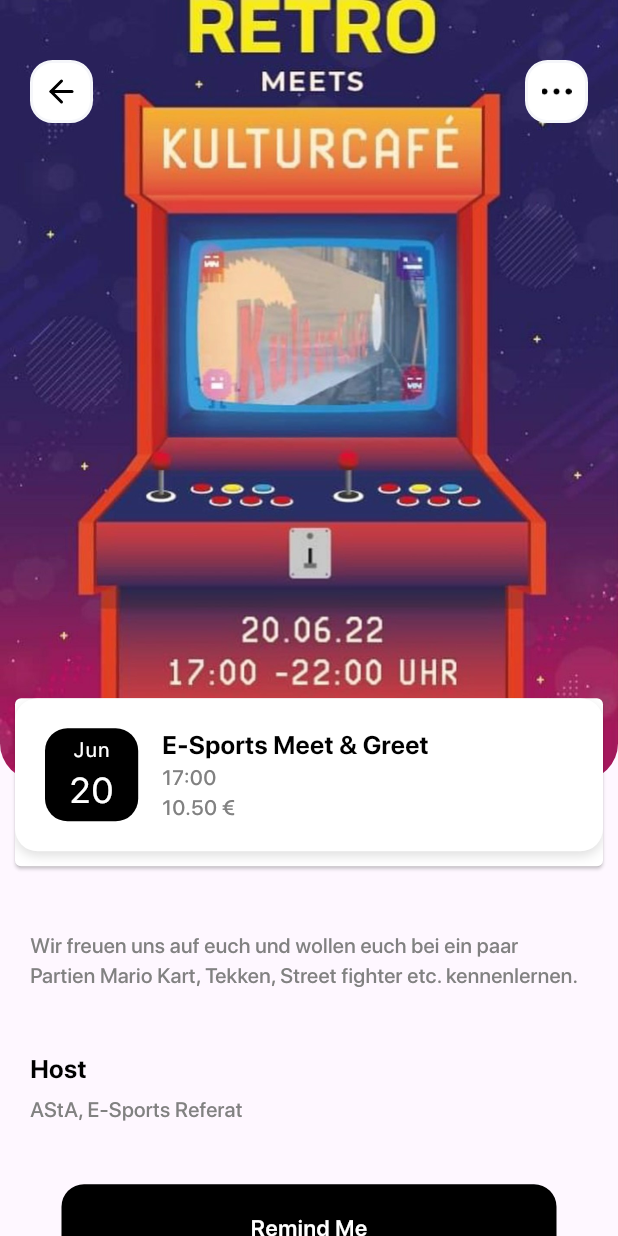
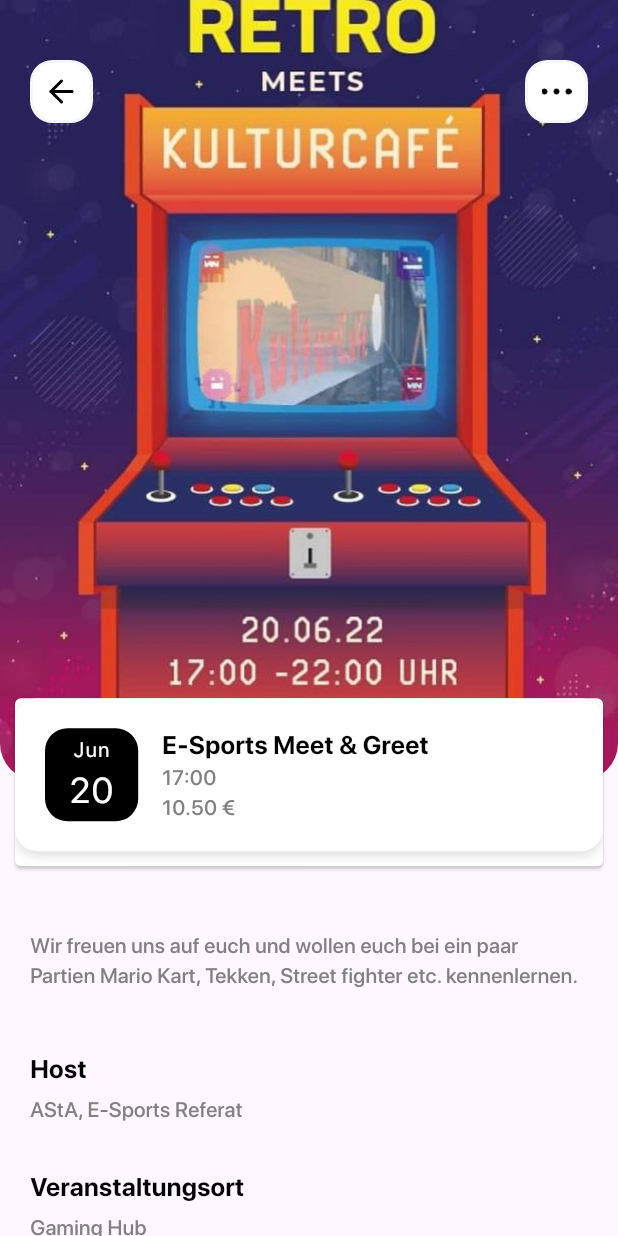
Before and after one commit to astarub/campus_app, a Flutter app: the CalendarPage screen opened directly with empty values, after a tap on an icon or button, on a phone screen of 412 x 824 dp. Run offline on Flutter 3.47's test engine with Material 2 defaults, Android fonts, the phone set to English and light mode, and no system bars; our stand-ins replace cached_network_image, cookie_jar, dartz, dio, dio_cookie_manager, flutter_html and 4 more; missing offline and left inert: flutter_displaymode, snapping_sheet; accounts and stored records are empty; generated files the repository leaves out were written again; project files that could hold a hidden picture were left out.

Commit message:
Venue and status bar color
This commit adds the venue to the event detail page and adjusts the status bar color in the different pages through the app.

```diff
--- a/lib/pages/calendar/calendar_detail_page.dart
+++ b/lib/pages/calendar/calendar_detail_page.dart
@@ -1,4 +1,5 @@
 import 'package:flutter/material.dart';
+import 'package:flutter/services.dart';
 import 'package:provider/provider.dart';
 
 import 'package:campus_app/core/themes.dart';
@@ -14,7 +15,15 @@ class CalendarDetailPage extends StatelessWidget {
 
   @override
   Widget build(BuildContext context) {
-    return Scaffold(
+    return AnnotatedRegion<SystemUiOverlayStyle>(
+      value: SystemUiOverlayStyle(
+        systemNavigationBarColor: Colors.white,
+        systemNavigationBarIconBrightness: Brightness.dark,
+        statusBarColor: Colors.white.withOpacity(0.2),
+        statusBarBrightness: Brightness.dark,
+        statusBarIconBrightness: Brightness.light,
+      ),
+      child: Scaffold(
         backgroundColor: Provider.of<ThemesNotifier>(context).currentThemeData.backgroundColor,
         body: SingleChildScrollView(
           physics: const BouncingScrollPhysics(),
@@ -55,6 +64,21 @@ class CalendarDetailPage extends StatelessWidget {
                             padding: const EdgeInsets.only(top: 5, bottom: 30),
                             child: Text(
                               event.organizers.join(', '),
+                              style: Provider.of<ThemesNotifier>(context).currentThemeData.textTheme.bodyMedium,
+                            ),
+                          ),
+                        // Venue
+                        if (event.venue != '')
+                          Text(
+                            'Veranstaltungsort',
+                            textAlign: TextAlign.left,
+                            style: Provider.of<ThemesNotifier>(context).currentThemeData.textTheme.headlineSmall,
+                          ),
+                        if (event.venue != '')
+                          Padding(
+                            padding: const EdgeInsets.only(top: 5, bottom: 30),
+                            child: Text(
+                              event.venue,
                               style: Provider.of<ThemesNotifier>(context).currentThemeData.textTheme.bodyMedium,
                             ),
                           ),
@@ -109,6 +133,7 @@ class CalendarDetailPage extends StatelessWidget {
             ],
           ),
         ),
+      ),
     );
   }
 }
--- a/lib/pages/calendar/calendar_page.dart
+++ b/lib/pages/calendar/calendar_page.dart
@@ -39,6 +39,7 @@ class _CalendarPageState extends State<CalendarPage> {
         image: Image.asset('assets/img/AStA-Retro-Gaming.jpg'),
         startDate: DateTime(2022, 06, 20, 17),
         costs: 10.5,
+        venue: 'Gaming Hub',
         organizers: ['AStA', 'E-Sports Referat'],
       ),
     ),
--- a/lib/pages/splash/splash_page.dart
+++ b/lib/pages/splash/splash_page.dart
@@ -140,6 +140,9 @@ class _SplashPageState extends State<SplashPage> {
       value: const SystemUiOverlayStyle(
         systemNavigationBarColor: Colors.white,
         systemNavigationBarIconBrightness: Brightness.dark,
+        statusBarColor: Colors.white,
+        statusBarBrightness: Brightness.light,
+        statusBarIconBrightness: Brightness.dark,
       ),
       child: Container(
         color: Provider.of<ThemesNotifier>(context).currentThemeData.backgroundColor,
```
Also changed, not shown: lib/pages/home/home_page.dart (+15 -5 lines). Lines whose indentation alone changed are shown as unchanged.
